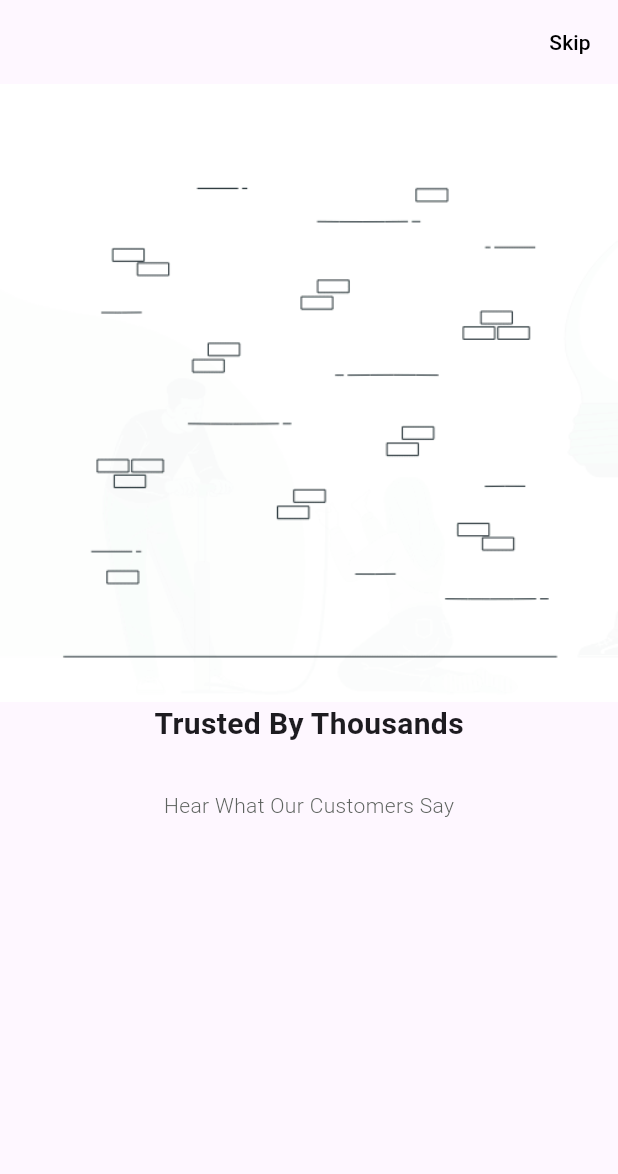
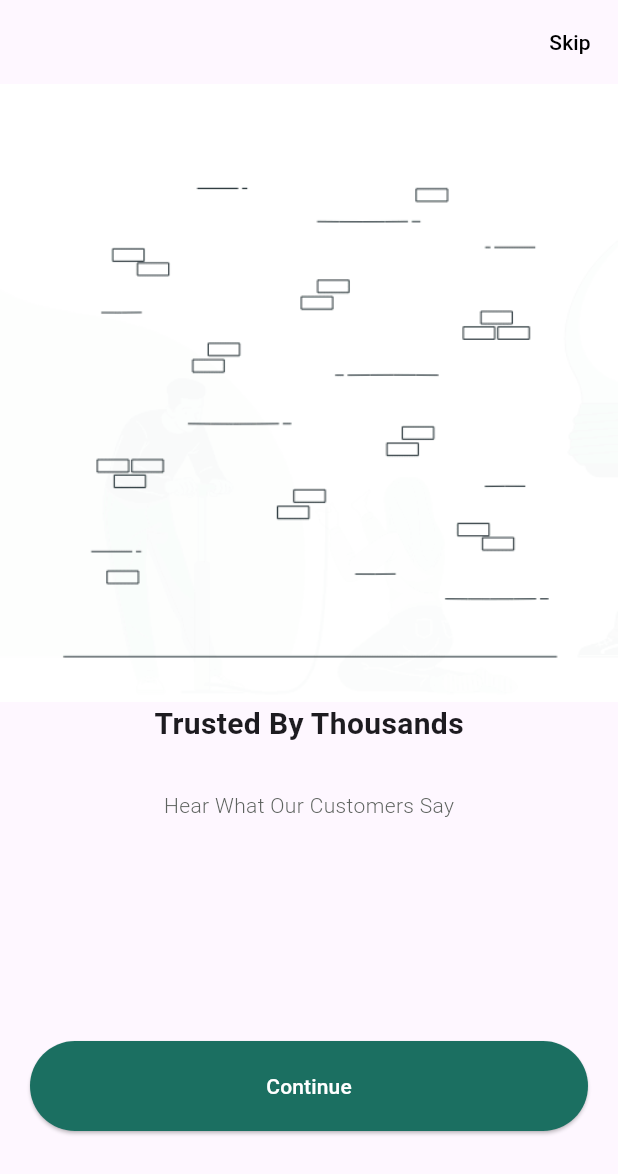
Before and after one commit to ayanappdev/quickfix, a Flutter app: the screen it shows after launch, swiped to page 3, on a phone screen of 412 x 824 dp. Shown: the top 1174 px of the screen. Run offline on Flutter 3.47's test engine with Material 3 defaults, Android fonts, the phone set to English and light mode, and no system bars; our stand-ins replace animated_splash_screen, lottie; network calls fail.

Commit message:
finished onboarding

```diff
--- a/lib/Screens/Onboarding_screen.dart
+++ b/lib/Screens/Onboarding_screen.dart
@@ -1,5 +1,6 @@
 import 'package:flutter/material.dart';
 import 'package:flutter/services.dart';
+import 'package:quickfix/Screens/login_Screen.dart';
 
 class OnboardingScreen extends StatefulWidget {
   const OnboardingScreen({super.key});
@@ -28,9 +29,21 @@ class _OnboardingScreenState extends State<OnboardingScreen> {
   ];
   Color whiteColor = Colors.white;
   Color greenColor = Color.fromARGB(220, 69, 76, 70);
+  Color darkgreen = Color.fromARGB(255, 27, 111, 97);
   PageController pageController = PageController();
+  int currentPage = 0;
+  continueMethod() {
+    Navigator.of(context).pushAndRemoveUntil(
+        MaterialPageRoute(builder: (context) => const LoginScreen()),
+        (Route<dynamic> route) => false);
+  }
 
-  continueMethod() {}
+  onChanged(int index) {
+    setState(() {
+      currentPage = index;
+    });
+  }
+
   @override
   Widget build(BuildContext context) {
     SystemChrome.setSystemUIOverlayStyle(
@@ -58,6 +71,7 @@ class _OnboardingScreenState extends State<OnboardingScreen> {
             scrollDirection: Axis.horizontal,
             controller: pageController,
             itemCount: onBoardingData.length,
+            onPageChanged: onChanged,
             itemBuilder: (context, index) {
               return Column(
                 children: [
@@ -80,6 +94,52 @@ class _OnboardingScreenState extends State<OnboardingScreen> {
                 ],
               );
             },
+          ),
+          Padding(
+            padding: const EdgeInsets.only(bottom: 50),
+            child: Column(
+              mainAxisAlignment: MainAxisAlignment.end,
+              crossAxisAlignment: CrossAxisAlignment.stretch,
+              children: [
+                (currentPage == (onBoardingData.length - 1))
+                    ? Padding(
+                        padding: const EdgeInsets.all(20),
+                        child: ElevatedButton(
+                          style: ElevatedButton.styleFrom(
+                            backgroundColor: darkgreen,
+                            padding: EdgeInsets.all(20),
+                          ),
+                          onPressed: continueMethod,
+                          child: Text(
+                            "Continue",
+                            style: TextStyle(
+                              color: whiteColor,
+                            ),
+                          ),
+                        ),
+                      )
+                    : Row(
+                        mainAxisAlignment: MainAxisAlignment.center,
+                        children: List<Widget>.generate(onBoardingData.length,
+                            (index) {
+                          return AnimatedContainer(
+                            duration: const Duration(
+                              milliseconds: 200,
+                            ),
+                            height: 10,
+                            width: (index == currentPage) ? 15 : 10,
+                            margin: const EdgeInsets.symmetric(horizontal: 5),
+                            decoration: BoxDecoration(
+                              borderRadius: BorderRadius.circular(5),
+                              color: (index == currentPage)
+                                  ? darkgreen
+                                  : Colors.grey,
+                            ),
+                          );
+                        }),
+                      )
+              ],
+            ),
           )
         ],
       ),
```
Also changed, not shown: lib/Screens/home_view.dart (deleted, +0 -12 lines), lib/Screens/login_Screen.dart (added, +17 -0 lines).
